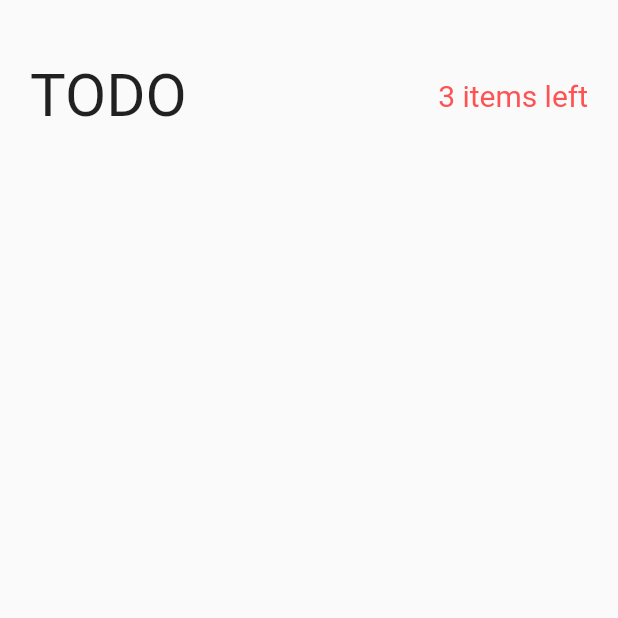
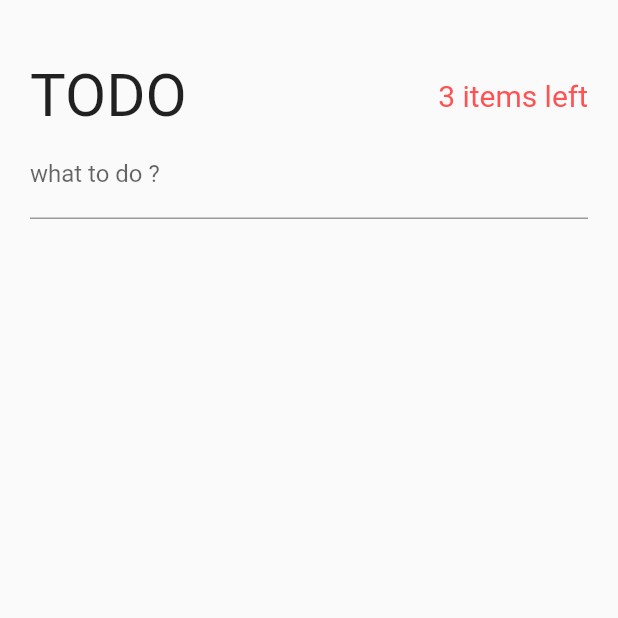
Before and after one commit to fahmi54321/todo_app_dengan_advanced_provider, a Flutter app: the screen it shows after launch, on a phone screen of 412 x 824 dp, the top half of it. Run offline on Flutter 3.47's test engine with Material 2 defaults, Android fonts, the phone set to English and light mode, and no system bars; our stand-ins replace equatable.

Commit message:
implement add todo

```diff
--- a/lib/pages/todos_page.dart
+++ b/lib/pages/todos_page.dart
@@ -21,8 +21,10 @@ class _TodosPageState extends State<TodosPage> {
               vertical: 40.0,
             ),
             child: Column(
-              children: [
-                const TodoHeader(),
+              children: const[
+                TodoHeader(),
+                CreateTodo(),
+
               ],
             ),
           ),
@@ -45,7 +47,7 @@ class TodoHeader extends StatelessWidget {
           style: TextStyle(fontSize: 40.0),
         ),
         Text(
-          '${context.watch<ActiveTodoCount>().state.activeTodoCount} items left', //todo 1 (finish)
+          '${context.watch<ActiveTodoCount>().state.activeTodoCount} items left',
           style: const TextStyle(
             fontSize: 20.0,
             color: Colors.redAccent,
@@ -55,3 +57,36 @@ class TodoHeader extends StatelessWidget {
     );
   }
 }
+
+class CreateTodo extends StatefulWidget {
+  const CreateTodo({Key? key}) : super(key: key);
+
+
+  @override
+  State<CreateTodo> createState() => _CreateTodoState();
+}
+
+class _CreateTodoState extends State<CreateTodo> {
+
+  final newTodoController = TextEditingController();
+
+  @override
+  void dispose() {
+    newTodoController.dispose();
+    super.dispose();
+  }
+
+  @override
+  Widget build(BuildContext context) {
+    return TextField(
+      controller: newTodoController,
+      decoration: const InputDecoration(labelText: 'what to do ?'),
+      onSubmitted: (String? todoDesc){
+        if(todoDesc != null && todoDesc.trim().isNotEmpty){
+          context.read<TodoList>().addTodo(todoDesc); //todo 1 (finish)
+          newTodoController.clear();
+        }
+      },
+    );
+  }
+}
--- a/lib/providers/todo_list.dart
+++ b/lib/providers/todo_list.dart
@@ -49,6 +49,7 @@ class TodoList with ChangeNotifier {
     final newTodos = [..._state.todos, newTodo];
 
     _state = _state.copyWith(todos: newTodos);
+    print(_state);
     notifyListeners();
   }
 
```
